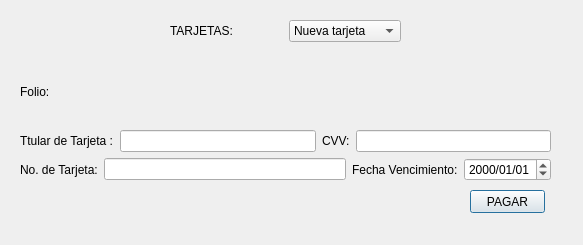
Before: the Qt Designer form pagointervenciones.ui in Laloses/Hospital, drawn with Qt 5.
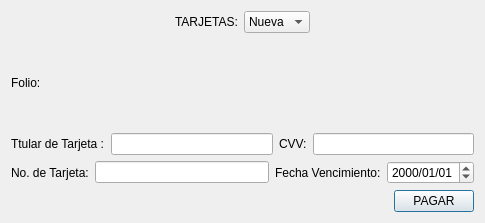
After: the same form once the commit is applied.

Commit message: correccion del putisimo boton

Patch:
```diff
--- a/pagointervenciones.ui
+++ b/pagointervenciones.ui
@@ -6,63 +6,85 @@
    <rect>
     <x>0</x>
     <y>0</y>
-    <width>583</width>
-    <height>245</height>
+    <width>485</width>
+    <height>223</height>
    </rect>
   </property>
   <property name="windowTitle">
    <string>Dialog</string>
   </property>
-  <widget class="QPushButton" name="pushButton_PI">
-   <property name="geometry">
-    <rect>
-     <x>470</x>
-     <y>190</y>
-     <width>75</width>
-     <height>23</height>
-    </rect>
-   </property>
-   <property name="text">
-    <string>PAGAR</string>
-   </property>
-  </widget>
-  <widget class="QWidget" name="">
-   <property name="geometry">
-    <rect>
-     <x>170</x>
-     <y>20</y>
-     <width>231</width>
-     <height>22</height>
-    </rect>
-   </property>
+  <layout class="QGridLayout" name="gridLayout_6">
+   <item row="0" column="0">
    <layout class="QGridLayout" name="gridLayout">
-    <item row="0" column="0">
+     <item row="0" column="1">
      <widget class="QLabel" name="label">
       <property name="text">
        <string>TARJETAS:</string>
       </property>
      </widget>
     </item>
-    <item row="0" column="1">
+     <item row="0" column="2">
      <widget class="QComboBox" name="comboBox">
       <item>
        <property name="text">
-        <string>Nueva tarjeta</string>
+         <string>Nueva</string>
        </property>
       </item>
      </widget>
     </item>
-   </layout>
-  </widget>
-  <widget class="QWidget" name="">
-   <property name="geometry">
-    <rect>
-     <x>20</x>
-     <y>60</y>
-     <width>531</width>
-     <height>121</height>
-    </rect>
-   </property>
+     <item row="0" column="0">
+      <spacer name="horizontalSpacer">
+       <property name="orientation">
+        <enum>Qt::Horizontal</enum>
+       </property>
+       <property name="sizeHint" stdset="0">
+        <size>
+         <width>40</width>
+         <height>20</height>
+        </size>
+       </property>
+      </spacer>
+     </item>
+     <item row="0" column="3">
+      <spacer name="horizontalSpacer_2">
+       <property name="orientation">
+        <enum>Qt::Horizontal</enum>
+       </property>
+       <property name="sizeHint" stdset="0">
+        <size>
+         <width>40</width>
+         <height>20</height>
+        </size>
+       </property>
+      </spacer>
+     </item>
+    </layout>
+   </item>
+   <item row="2" column="0">
+    <layout class="QHBoxLayout" name="horizontalLayout">
+     <item>
+      <spacer name="horizontalSpacer_3">
+       <property name="orientation">
+        <enum>Qt::Horizontal</enum>
+       </property>
+       <property name="sizeHint" stdset="0">
+        <size>
+         <width>40</width>
+         <height>20</height>
+        </size>
+       </property>
+      </spacer>
+     </item>
+     <item>
+      <widget class="QPushButton" name="pushButton_PI">
+       <property name="text">
+        <string>PAGAR</string>
+       </property>
+      </widget>
+     </item>
+    </layout>
+   </item>
+   <item row="1" column="0">
    <layout class="QGridLayout" name="gridLayout_5">
     <item row="0" column="0">
      <layout class="QGridLayout" name="gridLayout_2">
@@ -147,7 +169,8 @@
      </layout>
     </item>
    </layout>
-  </widget>
+   </item>
+  </layout>
  </widget>
  <resources/>
  <connections/>
```
Lines whose indentation alone changed are shown as unchanged. The commit also changes 2 other files.
